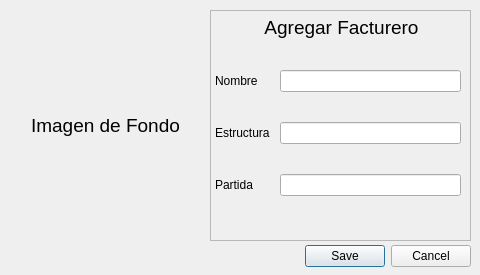
The window that invicoliqpyqt/view/form_facturero.ui (fscorrales/invicoliqpyqt) describes before a commit, drawn with Qt 5.
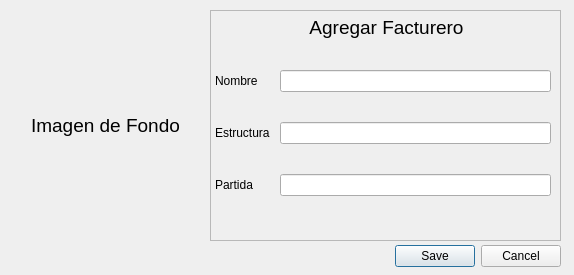
The same window after the commit.

The edit to the form file:
```diff
--- a/invicoliqpyqt/view/form_facturero.ui
+++ b/invicoliqpyqt/view/form_facturero.ui
@@ -9,7 +9,7 @@
    <rect>
     <x>0</x>
     <y>0</y>
-    <width>480</width>
+    <width>574</width>
     <height>275</height>
    </rect>
   </property>
@@ -25,9 +25,9 @@
   <widget class="QDialogButtonBox" name="btn_box">
    <property name="geometry">
     <rect>
-     <x>30</x>
+     <x>10</x>
      <y>240</y>
-     <width>441</width>
+     <width>551</width>
      <height>32</height>
     </rect>
    </property>
@@ -59,7 +59,7 @@
     <rect>
      <x>210</x>
      <y>10</y>
-     <width>261</width>
+     <width>351</width>
      <height>231</height>
     </rect>
    </property>
@@ -74,7 +74,7 @@
      <rect>
       <x>6</x>
       <y>2</y>
-      <width>251</width>
+      <width>341</width>
       <height>31</height>
      </rect>
     </property>
@@ -87,7 +87,7 @@
      <rect>
       <x>0</x>
       <y>40</y>
-      <width>261</width>
+      <width>351</width>
       <height>191</height>
      </rect>
     </property>
```
